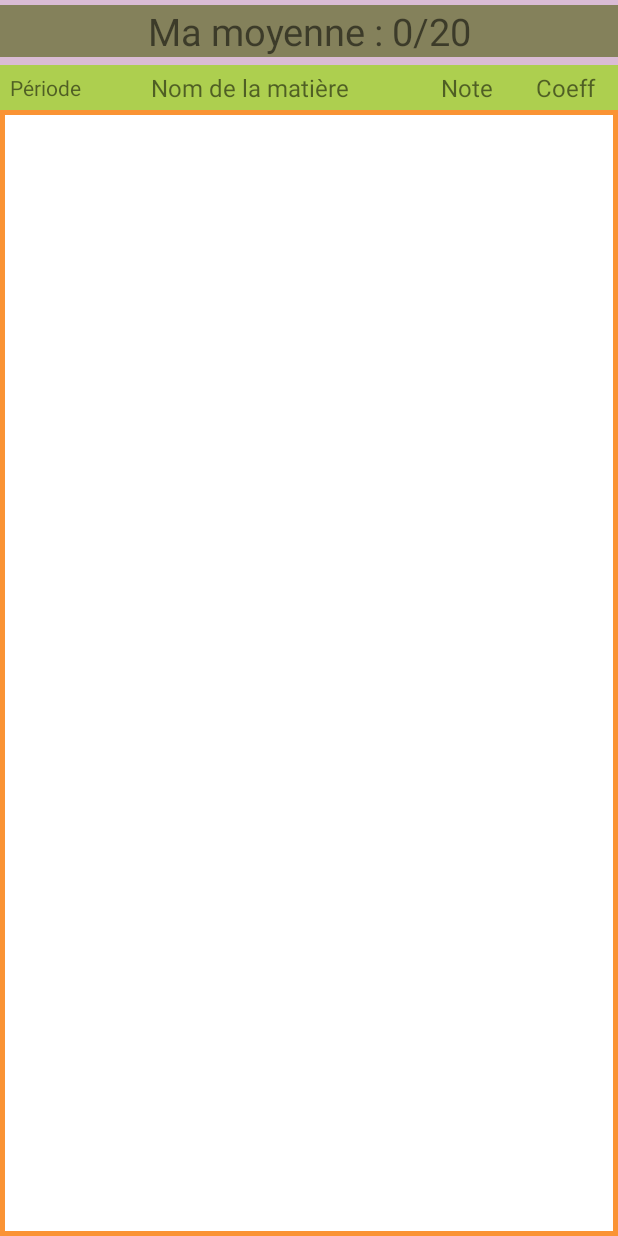
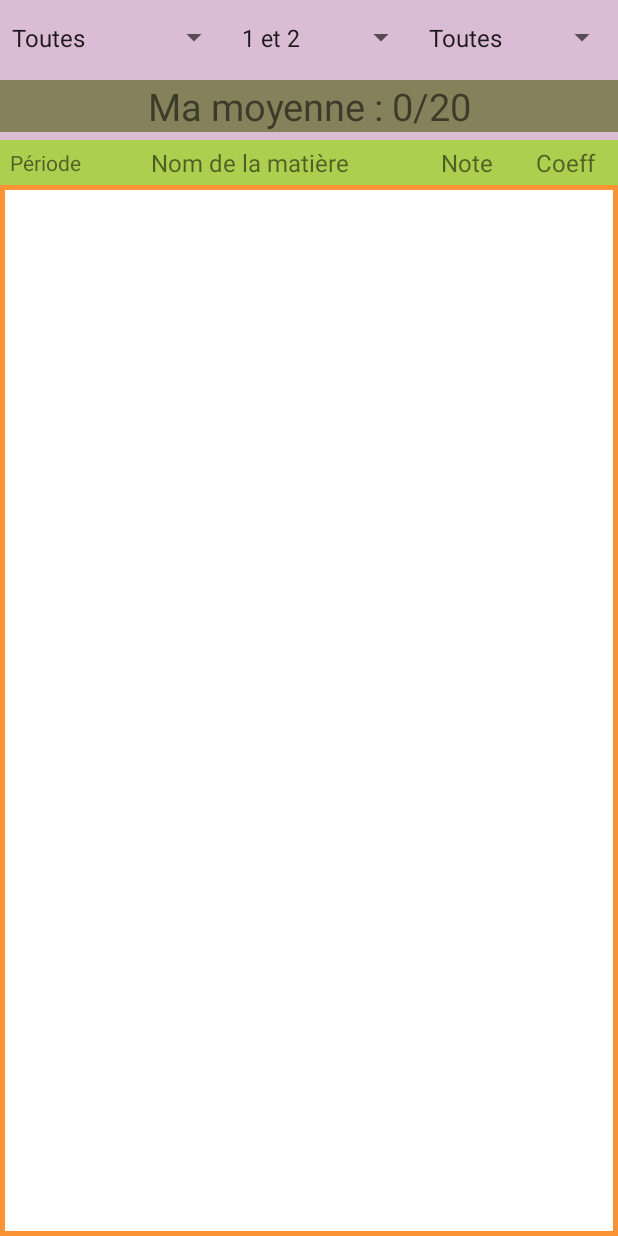
Before and after one commit to startrockque/MesNotesAndroidV4, an Android app: the fragment ListFragment placed in its activity, on a phone screen of 412 x 824 dp. Run offline under Robolectric (Android 15) with nearby library versions, the phone set to English and light mode, and no system bars; libraries missing offline, so code that uses them is left out: com.gitonway.lee, com.special; 22 statements that could not run were skipped.

Commit message:
Tri spinner effectif (a optimiser : gestion des listes). Revoir selection des matieres

```diff
--- a/app/src/main/java/fabien/activity/MainActivity.java
+++ b/app/src/main/java/fabien/activity/MainActivity.java
@@ -12,6 +12,8 @@ import com.special.ResideMenu.ResideMenu;
 import com.special.ResideMenu.ResideMenuItem;
 
 import java.util.ArrayList;
+import java.util.Collections;
+import java.util.Comparator;
 import java.util.List;
 
 import fabien.bdd.NoteBDD;
@@ -95,6 +97,41 @@ public class MainActivity extends FragmentActivity implements View.OnClickListen
 
     public void setListeNotes(List<Note> listeNotes) {
         this.listeNotes = listeNotes;
+    }
+
+    public List<String> getAllYears(){
+        List<String> annees = new ArrayList<>();
+        annees.add(getString(R.string.allyears));
+        annees.add(getString(R.string.l1));
+        annees.add(getString(R.string.l2));
+        annees.add(getString(R.string.l3));
+        annees.add(getString(R.string.m1));
+        annees.add(getString(R.string.m2));
+        return annees;
+    }
+
+    public List<String> getAllSemesters(){
+        List<String> semestres = new ArrayList<>();
+        semestres.add(getString(R.string.allsemesters));
+        semestres.add("1");
+        semestres.add("2");
+        return semestres;
+    }
+
+    public List<String> getAllMatieres(){
+        List<String> matieres = new ArrayList<>();
+        matieres.add(getString(R.string.allyears));
+        for (Note n : listeNotes){
+            if (!matieres.contains(n.getMatiere()))
+                matieres.add(n.getMatiere());
+        }
+        Collections.sort(matieres, new Comparator<String>() {
+            @Override
+            public int compare(String lhs, String rhs) {
+                return lhs.compareTo(rhs);
+            }
+        });
+        return matieres;
     }
 
 
--- a/app/src/main/java/fabien/fragments/AddNoteFragment.java
+++ b/app/src/main/java/fabien/fragments/AddNoteFragment.java
@@ -12,9 +12,6 @@ import android.widget.Spinner;
 
 import com.andreabaccega.widget.FormEditText;
 import com.special.ResideMenu.ResideMenu;
-
-import java.util.ArrayList;
-import java.util.List;
 
 import fabien.activity.MainActivity;
 import fabien.modele.Note;
@@ -58,13 +55,8 @@ public class AddNoteFragment extends Fragment implements View.OnClickListener{
 
         note.addValidator(new NoteValidator(getString(R.string.add_note_error)));
 
-        List<String> annees = new ArrayList<>();
-        annees.add(getString(R.string.l1));
-        annees.add(getString(R.string.l2));
-        annees.add(getString(R.string.l3));
-        annees.add(getString(R.string.m1));
-        annees.add(getString(R.string.m2));
-        ArrayAdapter<String> spinnerAdapter = new ArrayAdapter<>(parentActivity, android.R.layout.simple_dropdown_item_1line, annees);
+
+        ArrayAdapter<String> spinnerAdapter = new ArrayAdapter<>(parentActivity, android.R.layout.simple_dropdown_item_1line, parentActivity.getAllYears());
         spinnerAdapter.setDropDownViewResource(android.R.layout.simple_dropdown_item_1line);
         annee.setAdapter(spinnerAdapter);
     }
--- a/app/src/main/java/fabien/fragments/ListFragment.java
+++ b/app/src/main/java/fabien/fragments/ListFragment.java
@@ -1,15 +1,15 @@
 package fabien.fragments;
 
+import android.os.Bundle;
 import android.support.v4.app.Fragment;
-import android.os.Bundle;
 import android.view.LayoutInflater;
 import android.view.View;
 import android.view.ViewGroup;
 import android.widget.AdapterView;
-import android.widget.ImageView;
+import android.widget.ArrayAdapter;
 import android.widget.ListView;
+import android.widget.Spinner;
 import android.widget.TextView;
-import android.widget.Toast;
 
 import com.gitonway.lee.niftymodaldialogeffects.lib.Effectstype;
 import com.gitonway.lee.niftymodaldialogeffects.lib.NiftyDialogBuilder;
@@ -17,7 +17,6 @@ import com.special.ResideMenu.ResideMenu;
 
 import java.util.ArrayList;
 import java.util.Collections;
-import java.util.Comparator;
 import java.util.List;
 
 import fabien.activity.MainActivity;
@@ -35,7 +34,17 @@ import fabien.mynotes.R;
 public class ListFragment extends Fragment implements View.OnClickListener {
     private TextView maMoyenne, annee, matiere, note, coeff;
     private NiftyDialogBuilder dialogBuilder;
+    private Spinner spinnerAnnee, spinnerSemestre, spinnerMatiere;
+    private ListView listeNotesView;
+
+    private ArrayAdapter<String> yearAdapter, matiereAdapter;
+    private ArrayAdapter<String> semesterAdapter;
+
     private List<Note> listeNotes = new ArrayList<>();
+    private List<Note> listeToDisplay = new ArrayList<>();
+    private List<String> listYears = new ArrayList<>();
+    private List<String> listSemesters = new ArrayList<>();
+    private List<String> listMatieres = new ArrayList<>();
 
     private View parentView;
     private MainActivity parentActivity;
@@ -52,45 +61,89 @@ public class ListFragment extends Fragment implements View.OnClickListener {
     public View onCreateView(LayoutInflater inflater, ViewGroup container, Bundle savedInstanceState) {
         parentView = inflater.inflate(R.layout.list_notes, container, false);
         dialogBuilder = NiftyDialogBuilder.getInstance(parentView.getContext());
+        parentActivity = (MainActivity) getActivity();
+        resideMenu = parentActivity.getResideMenu();
+        parentActivity.loadData();
+
+        setList();
+
         setUpViews();
-        listeNotes = parentActivity.getListeNotes();
-        setList();
+
+        setUpAdapters();
+
+        setUpListeners();
+
         return parentView;
     }
 
-    private void setUpViews(){
-        parentActivity = (MainActivity) getActivity();
-        resideMenu = parentActivity.getResideMenu();
-        parentActivity.loadData();
+
+    public void setList() {
+        listeNotes = parentActivity.getListeNotes();
+        listeToDisplay.addAll(listeNotes);
+
+        listYears = parentActivity.getAllYears();
+        listSemesters = parentActivity.getAllSemesters();
+        listMatieres = parentActivity.getAllMatieres();
+
+        nameComparator = new NameComparator();
+        yearComparator = new YearComparator();
+        noteComparator = new NoteComparator();
+        coeffComparator = new CoeffComparator();
+
+        sortedByYear = false;
+        sortedByName = false;
+        sortedByNote = false;
+        sortedByCoeff = false;
+    }
+
+    private void setUpViews() {
         maMoyenne = (TextView) parentView.findViewById(R.id.moyenne);
+
+        if (listeToDisplay.size() != 0) {
+            String moy = String.valueOf(parentActivity.moyenne(listeToDisplay));
+            maMoyenne.setText(getResources().getString(R.string.accueil_ma_moyenne, moy.substring(0, Math.min(6, moy.length()))));
+        } else {
+            maMoyenne.setText(getResources().getString(R.string.accueil_ma_moyenne, "0"));
+        }
+
+        listeNotesView = (ListView) parentView.findViewById(R.id.liste_notes);
 
         annee = (TextView) parentView.findViewById(R.id.entete_periode);
         matiere = (TextView) parentView.findViewById(R.id.entete_matiere);
         note = (TextView) parentView.findViewById(R.id.entete_note);
         coeff = (TextView) parentView.findViewById(R.id.entete_coeff);
 
-        annee.setOnClickListener(this);
-        matiere.setOnClickListener(this);
-        note.setOnClickListener(this);
-        coeff.setOnClickListener(this);
+        spinnerAnnee = (Spinner) parentView.findViewById(R.id.spinner_année);
+        spinnerSemestre = (Spinner) parentView.findViewById(R.id.spinner_semestre);
+        spinnerMatiere = (Spinner) parentView.findViewById(R.id.spinner_matiere);
+
+        refreshList();
     }
 
-    public void setList() {
-        NoteAdapter noteAdapter = new NoteAdapter(parentView.getContext(), listeNotes);
-        final ListView listeNotesView = (ListView) parentView.findViewById(R.id.liste_notes);
-        listeNotesView.setAdapter(noteAdapter);
+    private void refreshList() {
+        listeNotesView.setAdapter(new NoteAdapter(parentView.getContext(), listeToDisplay));
+    }
 
-        if (listeNotes.size() != 0) {
-            String moy = String.valueOf(parentActivity.moyenne(listeNotes));
-            maMoyenne.setText(getResources().getString(R.string.accueil_ma_moyenne, moy.substring(0,Math.min(6, moy.length()))));
-        } else {
-            maMoyenne.setText(getResources().getString(R.string.accueil_ma_moyenne, "0"));
-        }
+    private void setUpAdapters() {
+        yearAdapter = new ArrayAdapter<>(parentActivity, android.R.layout.simple_dropdown_item_1line, listYears);
+        semesterAdapter = new ArrayAdapter<>(parentActivity, android.R.layout.simple_dropdown_item_1line, listSemesters);
+        matiereAdapter = new ArrayAdapter<>(parentActivity, android.R.layout.simple_dropdown_item_1line, listMatieres);
 
+        yearAdapter.setDropDownViewResource(android.R.layout.simple_dropdown_item_1line);
+        semesterAdapter.setDropDownViewResource(android.R.layout.simple_dropdown_item_1line);
+        matiereAdapter.setDropDownViewResource(android.R.layout.simple_dropdown_item_1line);
+
+        spinnerAnnee.setAdapter(yearAdapter);
+        spinnerSemestre.setAdapter(semesterAdapter);
+        spinnerMatiere.setAdapter(matiereAdapter);
+
+    }
+
+    private void setUpListeners() {
         listeNotesView.setOnItemClickListener(new AdapterView.OnItemClickListener() {
             @Override
             public void onItemClick(final AdapterView<?> parent, View view, final int position, long id) {
-                final Note note = listeNotes.get(position);
+                final Note note = listeToDisplay.get(position);
 
                 dialogBuilder
                         .withTitle(getString(R.string.choix_mod_rem))
@@ -129,8 +182,9 @@ public class ListFragment extends Fragment implements View.OnClickListener {
                             public void onClick(View v) {
                                 parentActivity.supprNote(note.getMatiere(), note.getPeriode());
                                 listeNotes.remove(note);
+                                listeToDisplay.remove(note);
                                 parentActivity.loadData();
-                                setList();
+                                setUpAdapters();
                                 dialogBuilder.dismiss();
                             }
                         })
@@ -138,21 +192,34 @@ public class ListFragment extends Fragment implements View.OnClickListener {
             }
         });
 
-        nameComparator = new NameComparator();
-        yearComparator = new YearComparator();
-        noteComparator = new NoteComparator();
-        coeffComparator = new CoeffComparator();
+        annee.setOnClickListener(this);
+        matiere.setOnClickListener(this);
+        note.setOnClickListener(this);
+        coeff.setOnClickListener(this);
 
-        sortedByYear = false;
-        sortedByName = false;
-        sortedByNote = false;
-        sortedByCoeff = false;
+        AdapterView.OnItemSelectedListener onItemSelectedListener = new AdapterView.OnItemSelectedListener() {
+            @Override
+            public void onItemSelected(AdapterView<?> parent, View view, int position, long id) {
+                sortBySpinners(spinnerAnnee.getSelectedItemPosition(), spinnerSemestre.getSelectedItemPosition(), spinnerMatiere.getSelectedItemPosition());
+//                ((Spinner) view).setSelection(position);
+                refreshList();
+            }
+
+            @Override
+            public void onNothingSelected(AdapterView<?> parent) {
+
+            }
+        };
+
+        spinnerAnnee.setOnItemSelectedListener(onItemSelectedListener);
+        spinnerSemestre.setOnItemSelectedListener(onItemSelectedListener);
+        spinnerMatiere.setOnItemSelectedListener(onItemSelectedListener);
     }
 
 
     @Override
     public void onClick(View v) {
-        switch (v.getId()){
+        switch (v.getId()) {
             case R.id.entete_periode:
                 if (!sortedByYear)
                     sortByYear();
@@ -170,11 +237,11 @@ public class ListFragment extends Fragment implements View.OnClickListener {
                     sortByCoeff();
                 break;
         }
-        setList();
+        refreshList();
     }
 
     private void sortByCoeff() {
-        Collections.sort(listeNotes, coeffComparator);
+        Collections.sort(listeToDisplay, coeffComparator);
         sortedByYear = false;
         sortedByName = false;
         sortedByNote = false;
@@ -182,7 +249,7 @@ public class ListFragment extends Fragment implements View.OnClickListener {
     }
 
     private void sortByNote() {
-        Collections.sort(listeNotes, noteComparator);
+        Collections.sort(listeToDisplay, noteComparator);
         sortedByYear = false;
         sortedByName = false;
         sortedByNote = true;
@@ -190,7 +257,7 @@ public class ListFragment extends Fragment implements View.OnClickListener {
     }
 
     private void sortByName() {
-        Collections.sort(listeNotes, nameComparator);
+        Collections.sort(listeToDisplay, nameComparator);
         sortedByYear = false;
         sortedByName = true;
         sortedByNote = false;
@@ -198,10 +265,43 @@ public class ListFragment extends Fragment implements View.OnClickListener {
     }
 
     private void sortByYear() {
-        Collections.sort(listeNotes, yearComparator);
+        Collections.sort(listeToDisplay, yearComparator);
         sortedByYear = true;
         sortedByName = false;
         sortedByNote = false;
         sortedByCoeff = false;
     }
+
+
+    private void sortBySpinners(int year, int semester, int matiere) {
+        listeToDisplay.clear();
+        List<Note> tmp = new ArrayList<>();
+        if (!listYears.get(year).equals(getString(R.string.allyears))) {
+            for (Note n : listeNotes) {
+                if (n.getPeriode().getAnnee().equals(listYears.get(year)))
+                    tmp.add(n);
+            }
+        } else {
+            tmp.addAll(listeNotes);
+        }
+
+        listeToDisplay.addAll(tmp);
+        if (!listSemesters.get(semester).equals(getString(R.string.allsemesters))) {
+            for (Note n : listeToDisplay) {
+                if (!(String.valueOf(n.getPeriode().getSemestre()).equals(listSemesters.get(semester))))
+                    tmp.remove(n);
+            }
+        }
+
+        listeToDisplay.clear();
+        listeToDisplay.addAll(tmp);
+        if (!listMatieres.get(matiere).equals(getString(R.string.allyears))) {
+            for (Note n : listeToDisplay) {
+                if (!n.getMatiere().equals(listMatieres.get(matiere)))
+                    tmp.remove(n);
+            }
+        }
+
+        listeToDisplay = tmp;
+    }
 }
--- a/app/src/main/java/fabien/fragments/ModifyNoteFragment.java
+++ b/app/src/main/java/fabien/fragments/ModifyNoteFragment.java
@@ -56,13 +56,7 @@ public class ModifyNoteFragment extends Fragment implements View.OnClickListener
         button = (Button) parentView.findViewById(R.id.button_mod);
         button.setOnClickListener(this);
 
-        List<String> annees = new ArrayList<>();
-        annees.add(getString(R.string.l1));
-        annees.add(getString(R.string.l2));
-        annees.add(getString(R.string.l3));
-        annees.add(getString(R.string.m1));
-        annees.add(getString(R.string.m2));
-        ArrayAdapter<String> spinnerAdapter = new ArrayAdapter<>(parentActivity, android.R.layout.simple_dropdown_item_1line, annees);
+        ArrayAdapter<String> spinnerAdapter = new ArrayAdapter<>(parentActivity, android.R.layout.simple_dropdown_item_1line, parentActivity.getAllYears());
         spinnerAdapter.setDropDownViewResource(android.R.layout.simple_dropdown_item_1line);
         annee.setAdapter(spinnerAdapter);
         String value = getArguments().getString("annee");
--- /dev/null
+++ b/app/src/main/res/layout/filtre.xml
@@ -0,0 +1,26 @@
+<?xml version="1.0" encoding="utf-8"?>
+<LinearLayout
+    xmlns:android="http://schemas.android.com/apk/res/android"
+    android:orientation="horizontal"
+    android:layout_width="match_parent"
+    android:layout_height="50dp">
+
+    <Spinner
+        android:id="@+id/spinner_année"
+        android:layout_width="wrap_content"
+        android:layout_height="match_parent"
+        android:layout_weight="1"/>
+
+    <Spinner
+        android:id="@+id/spinner_semestre"
+        android:layout_width="wrap_content"
+        android:layout_height="match_parent"
+        android:layout_weight="1"/>
+
+    <Spinner
+        android:id="@+id/spinner_matiere"
+        android:layout_width="wrap_content"
+        android:layout_height="match_parent"
+        android:layout_weight="1"/>
+
+</LinearLayout>
--- a/app/src/main/res/layout/list_notes.xml
+++ b/app/src/main/res/layout/list_notes.xml
@@ -4,6 +4,8 @@
     android:layout_width="match_parent"
     android:layout_height="match_parent"
     android:orientation="vertical">
+
+    <include layout="@layout/filtre"/>
 
     <TextView
         android:id="@+id/moyenne"
--- a/app/src/main/res/values-w820dp/strings.xml
+++ b/app/src/main/res/values-w820dp/strings.xml
@@ -23,4 +23,5 @@
     <string name="m1">Master 1</string>
     <string name="m2">Master 2</string>
     <string name="entete_periode">Période</string>
+    <string name="allyears">Toutes</string>
 </resources>
--- a/app/src/main/res/values/strings.xml
+++ b/app/src/main/res/values/strings.xml
@@ -44,4 +44,6 @@
     <string name="m1">Master 1</string>
     <string name="m2">Master 2</string>
     <string name="entete_periode">Période</string>
+    <string name="allyears">Toutes</string>
+    <string name="allsemesters">1 et 2</string>
 </resources>
```
